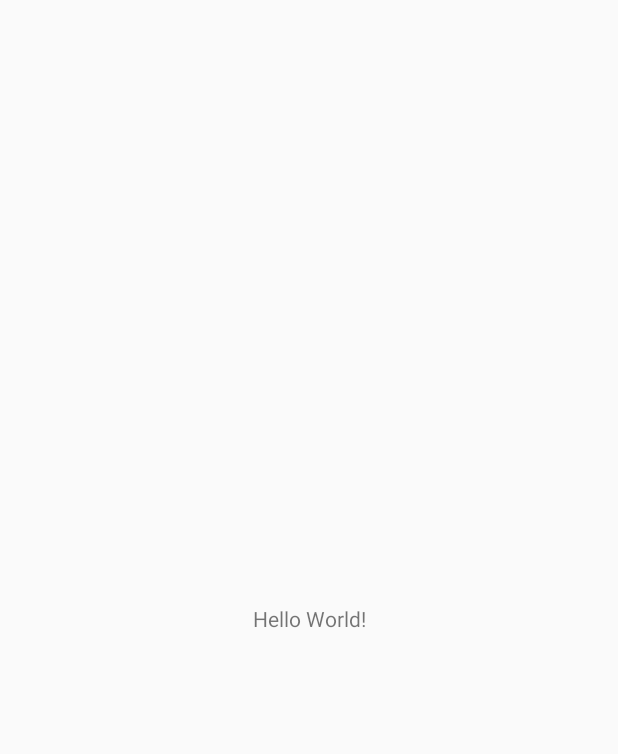
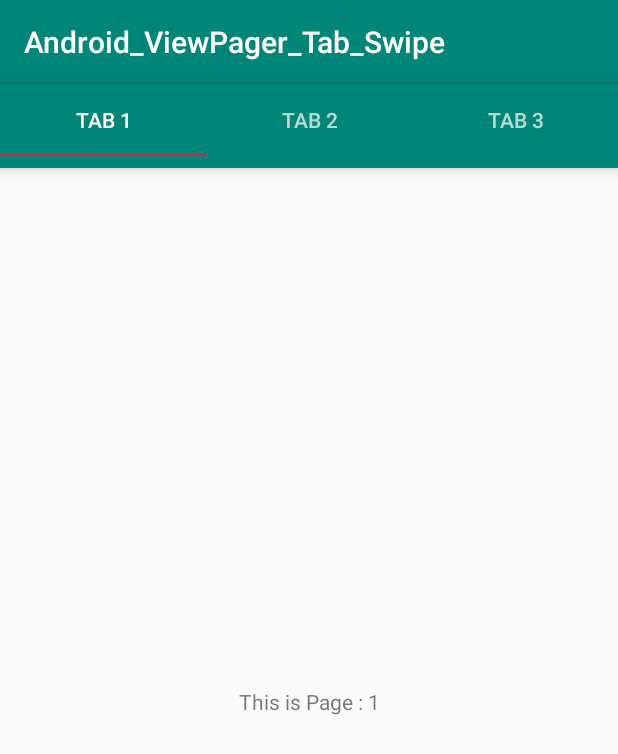
Before and after one commit to ShakilAhmedShaj/Android_ViewPager_Tab_Swipe, an Android app: the screen it shows after launch (MainActivity), on a phone screen of 412 x 824 dp. Before the commit the part shown is almost empty. Shown: the top 754 px of the screen. Run offline under Robolectric (Android 15) with nearby library versions, the phone set to English and light mode, and no system bars.

Commit message:
tab added

```diff
--- a/app/build.gradle
+++ b/app/build.gradle
@@ -19,10 +19,12 @@ android {
 }
 
 dependencies {
-    implementation fileTree(dir: 'libs', include: ['*.jar'])
+    implementation fileTree(include: ['*.jar'], dir: 'libs')
     implementation 'com.android.support:appcompat-v7:28.0.0'
     implementation 'com.android.support.constraint:constraint-layout:1.1.3'
+    implementation 'com.android.support:support-v4:28.0.0'
     testImplementation 'junit:junit:4.12'
     androidTestImplementation 'com.android.support.test:runner:1.0.2'
     androidTestImplementation 'com.android.support.test.espresso:espresso-core:3.0.2'
+    implementation 'com.android.support:design:28.0.0'
 }
--- /dev/null
+++ b/app/src/main/java/com/t3ch/shaj/android_viewpager_tab_swipe/DemoFragment.java
@@ -0,0 +1,38 @@
+package com.t3ch.shaj.android_viewpager_tab_swipe;
+
+
+import android.os.Bundle;
+import android.support.v4.app.Fragment;
+import android.view.LayoutInflater;
+import android.view.View;
+import android.view.ViewGroup;
+import android.widget.TextView;
+
+
+/**
+ * A simple {@link Fragment} subclass.
+ */
+public class DemoFragment extends Fragment {
+
+    private TextView textView;
+
+
+    public DemoFragment() {
+        // Required empty public constructor
+    }
+
+
+    @Override
+    public View onCreateView(LayoutInflater inflater, ViewGroup container,
+                             Bundle savedInstanceState) {
+        // Inflate the layout for this fragment
+        View view = inflater.inflate(R.layout.fragment_demo, container, false);
+
+        textView = view.findViewById(R.id.TV);
+        textView.setText(getArguments().getString("message"));
+
+
+        return view;
+    }
+
+}
--- a/app/src/main/java/com/t3ch/shaj/android_viewpager_tab_swipe/MainActivity.java
+++ b/app/src/main/java/com/t3ch/shaj/android_viewpager_tab_swipe/MainActivity.java
@@ -1,13 +1,35 @@
 package com.t3ch.shaj.android_viewpager_tab_swipe;
 
+import android.support.design.widget.TabLayout;
+import android.support.v4.view.ViewPager;
 import android.support.v7.app.AppCompatActivity;
 import android.os.Bundle;
+import android.support.v7.widget.Toolbar;
 
 public class MainActivity extends AppCompatActivity {
+
+    private Toolbar toolbar;
+    private ViewPager viewPager;
+    private ViewPagerAdapter adapter;
+    private TabLayout tabLayout;
 
     @Override
     protected void onCreate(Bundle savedInstanceState) {
         super.onCreate(savedInstanceState);
         setContentView(R.layout.activity_main);
+
+        toolbar = findViewById(R.id.toolbar);
+        setSupportActionBar(toolbar);
+
+
+        viewPager = findViewById(R.id.pager);
+        adapter = new ViewPagerAdapter(getSupportFragmentManager());
+        viewPager.setAdapter(adapter);
+
+        tabLayout = (TabLayout) findViewById(R.id.tab_layout);
+        tabLayout.setupWithViewPager(viewPager);
+
+
+
     }
 }
--- /dev/null
+++ b/app/src/main/java/com/t3ch/shaj/android_viewpager_tab_swipe/ViewPagerAdapter.java
@@ -0,0 +1,50 @@
+package com.t3ch.shaj.android_viewpager_tab_swipe;
+
+import android.os.Bundle;
+import android.support.annotation.Nullable;
+import android.support.v4.app.Fragment;
+import android.support.v4.app.FragmentManager;
+import android.support.v4.app.FragmentPagerAdapter;
+
+/**
+ * Created by Shakil Ahmed Shaj on 22-Jan-19.
+ * shakilahmedshaj@gmail.com
+ */
+public class ViewPagerAdapter extends FragmentPagerAdapter {
+    public ViewPagerAdapter(FragmentManager fm) {
+        super(fm);
+    }
+
+    @Override
+    public Fragment getItem(int i) {
+
+        DemoFragment demoFragment = new DemoFragment();
+
+        i = i + 1;
+
+        Bundle bundle = new Bundle();
+
+        bundle.putString("message", "This is Page : " + i);
+
+        demoFragment.setArguments(bundle);
+
+
+        return demoFragment;
+
+
+    }
+
+    @Override
+    public int getCount() {
+
+        return 3;
+    }
+
+    @Nullable
+    @Override
+    public CharSequence getPageTitle(int position) {
+        position = position + 1;
+
+        return "Tab "+position;
+    }
+}
--- a/app/src/main/res/layout/activity_main.xml
+++ b/app/src/main/res/layout/activity_main.xml
@@ -1,19 +1,29 @@
 <?xml version="1.0" encoding="utf-8"?>
-<android.support.constraint.ConstraintLayout xmlns:android="http://schemas.android.com/apk/res/android"
+<LinearLayout xmlns:android="http://schemas.android.com/apk/res/android"
     xmlns:app="http://schemas.android.com/apk/res-auto"
     xmlns:tools="http://schemas.android.com/tools"
     android:layout_width="match_parent"
     android:layout_height="match_parent"
+    android:orientation="vertical"
     tools:context=".MainActivity">
 
-    <TextView
-        android:id="@+id/textView"
-        android:layout_width="wrap_content"
+    <include layout="@layout/toolbar_layout" />
+
+
+    <android.support.design.widget.TabLayout
+        android:id="@+id/tab_layout"
+        android:layout_width="match_parent"
         android:layout_height="wrap_content"
-        android:text="Hello World!"
-        app:layout_constraintBottom_toBottomOf="parent"
-        app:layout_constraintLeft_toLeftOf="parent"
-        app:layout_constraintRight_toRightOf="parent"
-        app:layout_constraintTop_toTopOf="parent" />
+        android:background="?attr/colorPrimary"
+        android:elevation="6dp"
+        android:minHeight="?attr/actionBarSize"
+        android:theme="@style/ThemeOverlay.AppCompat.Dark.ActionBar" />
 
-</android.support.constraint.ConstraintLayout>
+    <android.support.v4.view.ViewPager
+        android:id="@+id/pager"
+        android:layout_width="match_parent"
+        android:layout_height="match_parent">
+
+    </android.support.v4.view.ViewPager>
+
+</LinearLayout>
--- /dev/null
+++ b/app/src/main/res/layout/fragment_demo.xml
@@ -0,0 +1,18 @@
+<?xml version="1.0" encoding="utf-8"?>
+<FrameLayout xmlns:android="http://schemas.android.com/apk/res/android"
+    xmlns:tools="http://schemas.android.com/tools"
+    android:layout_width="match_parent"
+    android:layout_height="match_parent"
+    tools:context=".DemoFragment"
+    android:orientation="vertical">
+
+    <!-- TODO: Update blank fragment layout -->
+    <TextView
+        android:layout_width="match_parent"
+        android:layout_height="match_parent"
+        android:text="@string/hello_blank_fragment"
+        android:id="@+id/TV"
+        android:layout_gravity="center"
+        android:gravity="center"/>
+
+</FrameLayout>
--- a/app/src/main/res/values/strings.xml
+++ b/app/src/main/res/values/strings.xml
@@ -1,3 +1,6 @@
 <resources>
     <string name="app_name">Android_ViewPager_Tab_Swipe</string>
+
+    <!-- TODO: Remove or change this placeholder text -->
+    <string name="hello_blank_fragment">Hello blank fragment</string>
 </resources>
```
